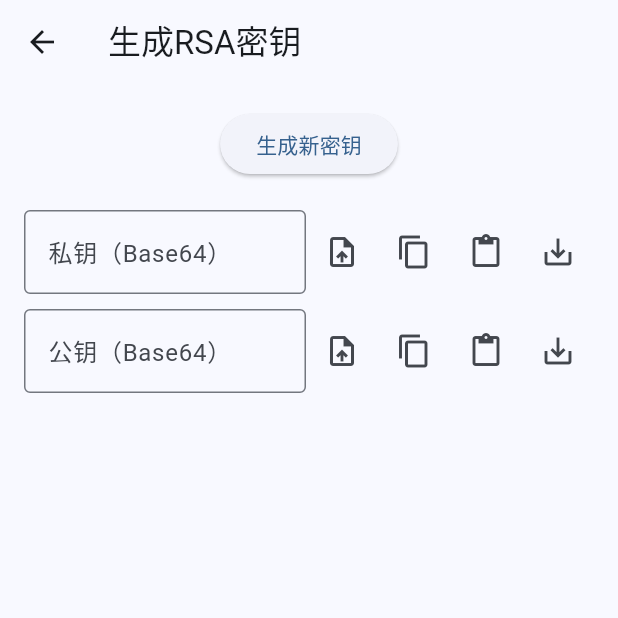
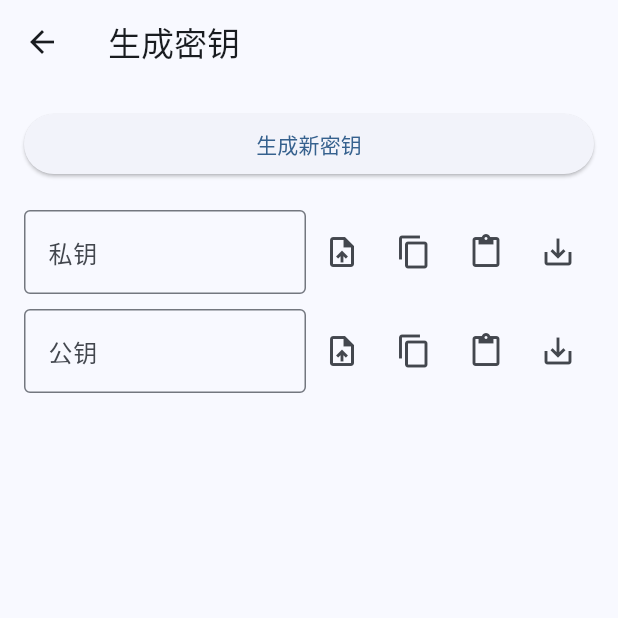
Before and after one commit to AoEiuV020/CertManager, a Flutter app: the screen it shows after launch, after a tap on "生成密钥", on a phone screen of 412 x 824 dp, the top half of it. Run offline on Flutter 3.47's test engine with Material 3 defaults, Android fonts, the phone set to English and light mode, and no system bars; our stand-ins replace basic_utils, file_picker; missing offline and left inert: pointycastle.

Commit message:
调整ui
尽量使用列表允许滚动，

```diff
--- a/lib/pages/cert_issue_page.dart
+++ b/lib/pages/cert_issue_page.dart
@@ -44,9 +44,9 @@ class _CertIssuePageState extends State<CertIssuePage> {
       appBar: AppBar(title: Text('颁发证书')),
       body: Padding(
         padding: const EdgeInsets.all(16.0),
-        child: Column(
+        child: ListView(
           children: [
-            FileInputField(labelText: '私钥文件', controller: _keyController),
+            FileInputField(labelText: '私钥（Base64）', controller: _keyController),
             SizedBox(height: 8),
             ElevatedButton(onPressed: _generateSignature, child: Text('生成证书')),
             SizedBox(height: 8),
@@ -58,8 +58,7 @@ class _CertIssuePageState extends State<CertIssuePage> {
             SizedBox(height: 8),
             Divider(),
             SizedBox(height: 8),
-            Expanded(
-              child: ListView.builder(
+            ListView.builder(
               shrinkWrap: true,
               physics: NeverScrollableScrollPhysics(),
               itemCount: _fieldConfigs.length,
@@ -75,7 +74,6 @@ class _CertIssuePageState extends State<CertIssuePage> {
                   ],
                 );
               },
-              ),
             ),
           ],
         ),
--- a/lib/pages/home_page.dart
+++ b/lib/pages/home_page.dart
@@ -7,10 +7,8 @@ class HomePage extends StatelessWidget {
   Widget build(BuildContext context) {
     return Scaffold(
       appBar: AppBar(title: const Text('证书管理系统')),
-      body: GridView.count(
+      body: ListView(
         padding: const EdgeInsets.all(20),
-        crossAxisCount: 2,
-        childAspectRatio: 1.5,
         children: [
           _buildFeatureCard(context, 'RSA测试', Icons.security, '/rsa_test'),
           _buildFeatureCard(context, '生成密钥', Icons.vpn_key, '/key_gen'),
@@ -27,18 +25,12 @@ class HomePage extends StatelessWidget {
     IconData icon,
     String route,
   ) {
-    return Card(
-      child: InkWell(
-        onTap: () => Navigator.pushNamed(context, route),
-        child: Column(
-          mainAxisAlignment: MainAxisAlignment.center,
-          children: [
-            Icon(icon, size: 40),
-            const SizedBox(height: 10),
-            Text(title),
-          ],
-        ),
-      ),
+    return ListTile(
+      leading: Icon(icon),
+      title: Text(title, style: Theme.of(context).textTheme.titleMedium),
+      trailing: const Icon(Icons.chevron_right),
+      onTap: () => Navigator.pushNamed(context, route),
+      contentPadding: const EdgeInsets.symmetric(horizontal: 16, vertical: 8),
     );
   }
 }
--- a/lib/pages/key_gen_page.dart
+++ b/lib/pages/key_gen_page.dart
@@ -17,27 +17,21 @@ class _KeyGenPageState extends State<KeyGenPage> {
   @override
   Widget build(BuildContext context) {
     return Scaffold(
-      appBar: AppBar(title: const Text('生成RSA密钥')),
+      appBar: AppBar(title: const Text('生成密钥')),
       body: Padding(
         padding: const EdgeInsets.all(16.0),
-        child: Column(
+        child: ListView(
           children: [
             ElevatedButton(onPressed: _generateKey, child: const Text('生成新密钥')),
             const SizedBox(height: 20),
-            Expanded(
-              child: Column(
-                children: [
             FileInputField(
-                    labelText: '私钥（Base64）',
+              labelText: '私钥',
               controller: TextEditingController(text: _privateKey),
             ),
             const SizedBox(height: 10),
             FileInputField(
-                    labelText: '公钥（Base64）',
+              labelText: '公钥',
               controller: TextEditingController(text: _publicKey),
-                  ),
-                ],
-              ),
             ),
             const SizedBox(height: 10),
           ],
--- a/lib/pages/rsa_test_page.dart
+++ b/lib/pages/rsa_test_page.dart
@@ -122,7 +122,7 @@ class _RsaTestPageState extends State<RsaTestPage> {
               ],
             ),
             FileInputField(
-              labelText: '密文(Base64)',
+              labelText: '密文(Base64,RSA/ECB/PKCS1Padding)',
               controller: _cipherTextController,
             ),
             const Divider(),
```
Also changed, not shown: 1 other file. Lines whose indentation alone changed are shown as unchanged.
